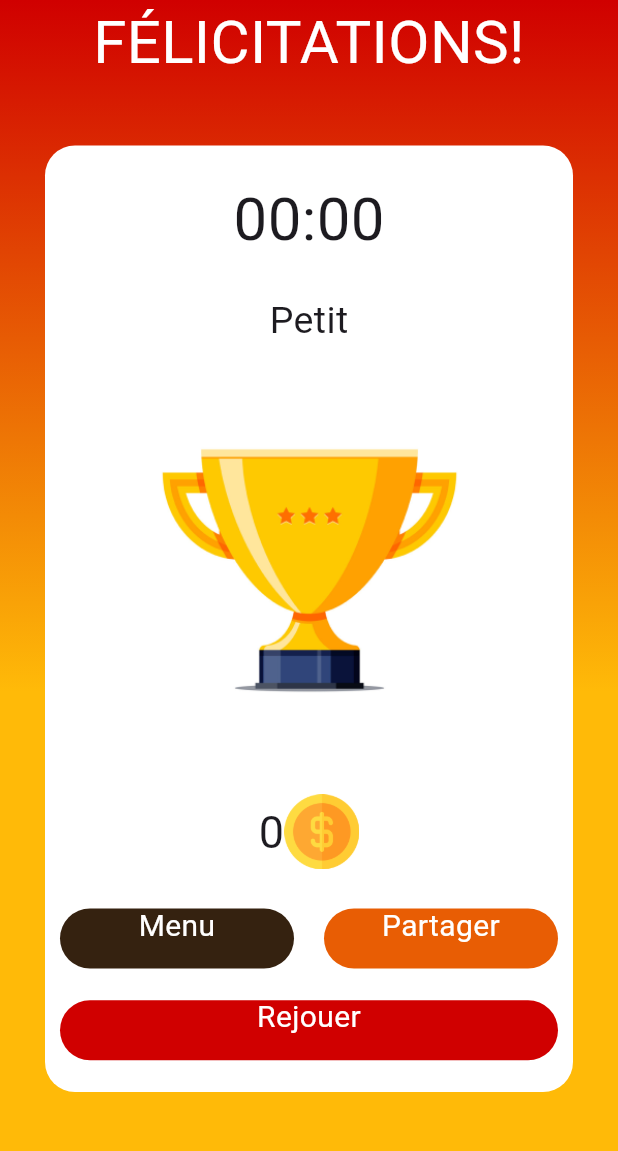
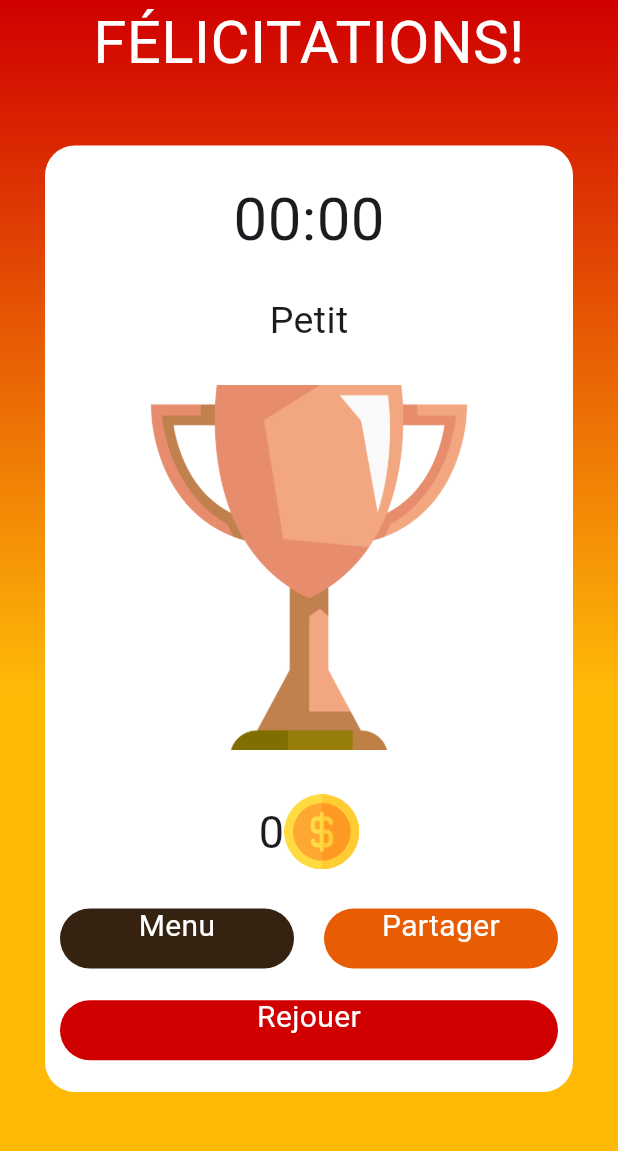
Before and after one commit to SHAfoin/AKARI-HDF, a Flutter app: the PageVictoire screen opened directly with empty values, on a phone screen of 412 x 824 dp, the part 84-1235 px from its top. Run offline on Flutter 3.47's test engine with Material 3 defaults, Android fonts, the phone set to English and light mode, and no system bars; our stand-ins replace google_fonts, hive, hive_flutter; accounts and stored records are empty; Roboto replaces fonts that are missing (Concert One).

Commit message:
refractor: modification trophée ils sont beau regardez

```diff
--- a/lib/page_victoire/page_victoire.dart
+++ b/lib/page_victoire/page_victoire.dart
@@ -68,11 +68,10 @@ class PageVictoire extends StatelessWidget {
                                 level.size == Size.petit ? "Petit" : level.size == Size.moyen ? "Moyen" : "Grand",
                                 style: TextStyle(fontSize: 25),
                               ),
-                              const SizedBox(
+                             SizedBox(
                                   height: 250,
                                   child: Image(
-                                      image: AssetImage(
-                                          "assets/images/victory_image.png"))),
+                                      image: (level.size == Size.petit)? AssetImage("assets/images/trophee_bronze.png"):(level.size == Size.moyen)? AssetImage("assets/images/trophee_argent.png"):AssetImage("assets/images/trophee_or.png"))),
                               Padding(
                                 padding: const EdgeInsets.symmetric(vertical: 5.0),
                                 child: Row(
```
Also changed, not shown: assets/images/trophee_argent.png (added), assets/images/trophee_bronze.png (added), assets/images/trophee_or.png (added).
